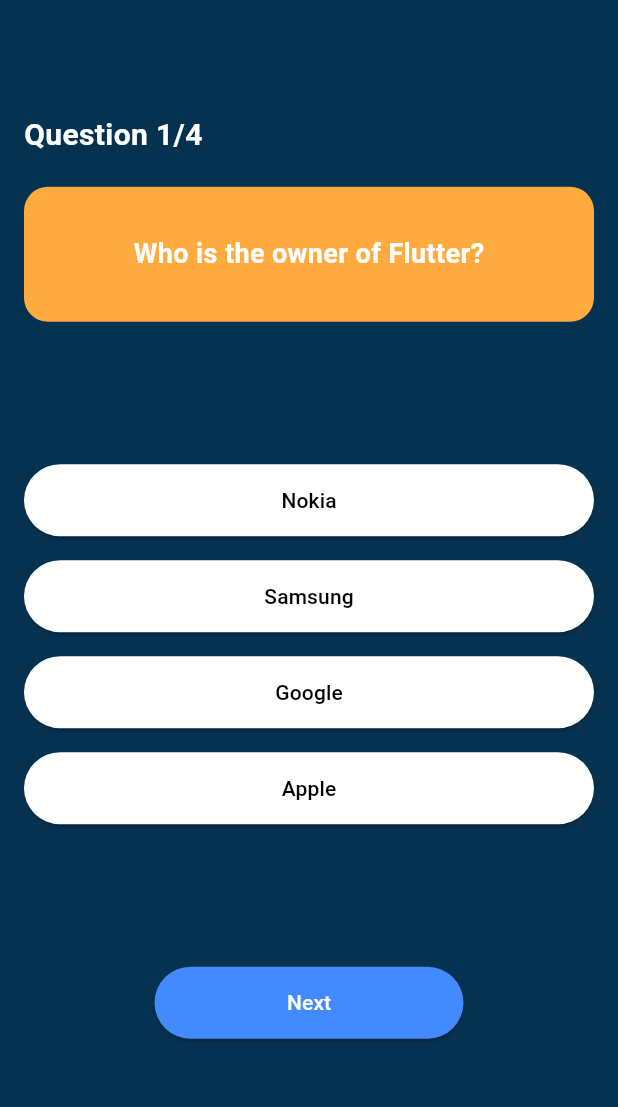
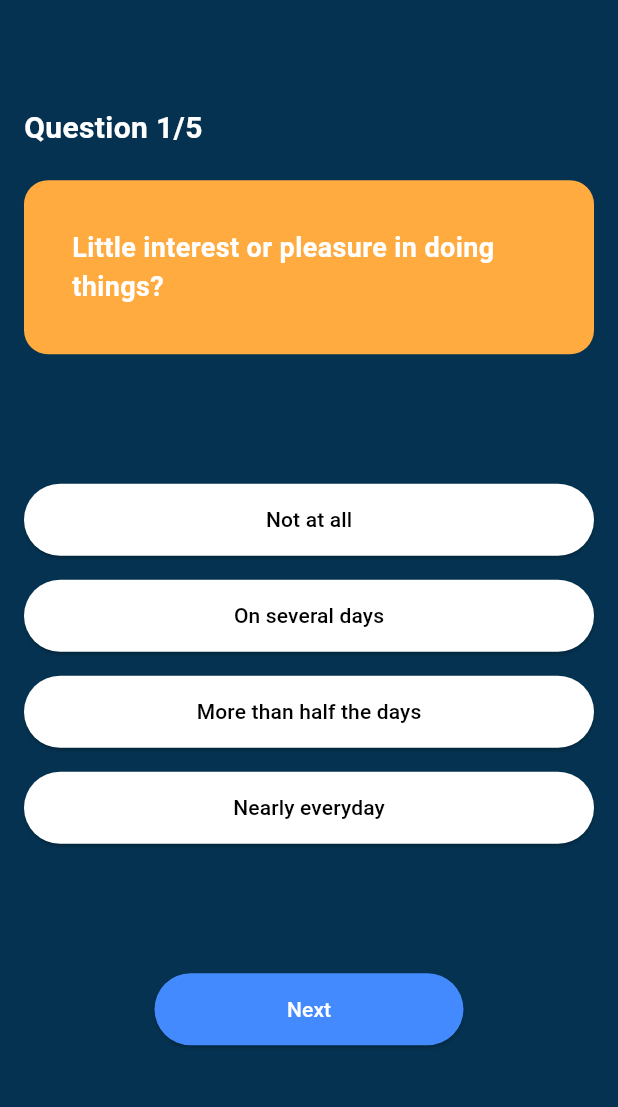
Before and after one commit to ManojSimhaNN/project, a Flutter app: the screen it shows once a user with an empty profile is signed in, after a tap on "Start Quiz", on a phone screen of 412 x 824 dp, the part 84-1191 px from its top. Run offline on Flutter 3.47's test engine with Material 3 defaults, Android fonts, the phone set to English and light mode, and no system bars; our stand-ins replace firebase_auth, firebase_core, get; accounts and stored records are empty.

Commit message:
second coomit

```diff
--- a/lib/pages/question_model.dart
+++ b/lib/pages/question_model.dart
@@ -17,40 +17,52 @@
   //ADD questions and answer here
 
   list.add(Question(
-    "Who is the owner of Flutter?",
+    "Little interest or pleasure in doing things?",
     [
-      Answer("Nokia", false),
-      Answer("Samsung", false),
-      Answer("Google", true),
-      Answer("Apple", false),
+      Answer("Not at all", true),
+      Answer("On several days", true),
+      Answer("More than half the days", true),
+      Answer("Nearly everyday", true),
     ],
   ));
 
   list.add(Question(
-    "Who owns Iphone?",
+    "Feeling down,depressed or hopeless?",
     [
-      Answer("Apple", true),
-      Answer("Microsoft", false),
-      Answer("Google", false),
-      Answer("Nokia", false),
+      Answer("Not at all", true),
+      Answer("On several days", true),
+      Answer("More than half the days", true),
+      Answer("Nearly everyday", true),
     ],
   ));
 
   list.add(Question(
-    "Youtube is _________  platform?",
+    "Feeling tired or having little energy?",
     [
-      Answer("Music Sharing", false),
-      Answer("Video Sharing", false),
-      Answer("Live Streaming", false),
-      Answer("All of the above", true),
+      Answer("Not at all", true),
+      Answer("On several days", true),
+      Answer("More than half the days", true),
+      Answer("Nearly everyday", true),
     ],
   ));
 
   list.add(Question(
-    "Flutter user dart as a language?",
+    "Poor appetite or overheating?",
     [
-      Answer("True", true),
-      Answer("False", false),
+      Answer("Not at all", true),
+      Answer("On several days", true),
+      Answer("More than half the days", true),
+      Answer("Nearly everyday", true),
+    ],
+  ));
+
+  list.add(Question(
+    "Poor sleep or stress?",
+    [
+      Answer("Not at all", true),
+      Answer("On several days", true),
+      Answer("More than half the days", true),
+      Answer("Nearly everyday", true),
     ],
   ));
 
--- a/lib/pages/welcome_page.dart
+++ b/lib/pages/welcome_page.dart
@@ -22,12 +22,19 @@
         leading: Icon(Icons.menu),
         actions: [IconButton(onPressed: () {}, icon: Icon(Icons.logout))],
       ),
+      backgroundColor: const Color.fromARGB(255, 5, 50, 80),
       body: Column(
         children: [
           // first box
+
           Expanded(
             child: Container(
-              color: Colors.deepPurple[400],
+              child: Icon(
+                Icons.emoji_emotions,
+                size: 100,
+                color: Colors.white,
+              ),
+              color: Color.fromARGB(255, 5, 50, 80),
             ),
           ),
 
@@ -35,23 +42,55 @@
 
           Expanded(
             child: Container(
-              color: Colors.deepPurple[300],
+              child: const Center(
+                child: Text(
+                  "Mental Health Assesment",
+                  style: TextStyle(
+                    fontSize: 40,
+                    color: Colors.white,
                   ),
                 ),
+              ),
+              padding: EdgeInsets.all(4.0),
+              color: Color.fromARGB(255, 5, 50, 80),
+            ),
+          ),
+
+          //second box
+          Expanded(
+            child: Container(
+              child: const Center(
+                child: Text(
+                  "Let's quickly take personal health questionnaire before we get atarted!",
+                  style: TextStyle(
+                    fontSize: 20,
+                    color: Colors.white,
+                  ),
+                ),
+              ),
+              padding: EdgeInsets.all(4.0),
+              color: Color.fromARGB(255, 5, 50, 80),
+            ),
+          ),
+
           //third box
+
+//"Let's quickly take personal health questionnaire before we get atarted!"
 
           Expanded(
             child: Container(
-              color: Colors.deepPurple[200],
+              color: Color.fromARGB(255, 5, 50, 80),
+              alignment: Alignment.center,
+              child: ElevatedButton(
+                child: Text("Start Quiz"),
+                style: ElevatedButton.styleFrom(
+                  foregroundColor: Colors.black,
+                  backgroundColor: Colors.amber,
+                  fixedSize: Size(
+                    150,
+                    50,
                   ),
-          ),
-
-          TextButton(
-            style: TextButton.styleFrom(
-              textStyle: const TextStyle(
-                fontSize: 20,
-                color: Colors.black,
-              ),
+                  shape: const StadiumBorder(),
                 ),
                 onPressed: () {
                   Navigator.push(
@@ -61,7 +100,8 @@
                     ),
                   );
                 },
-            child: const Text('Start Quiz'),
+              ),
+            ),
           ),
         ],
       ),
```
Lines whose indentation alone changed are shown as unchanged.
